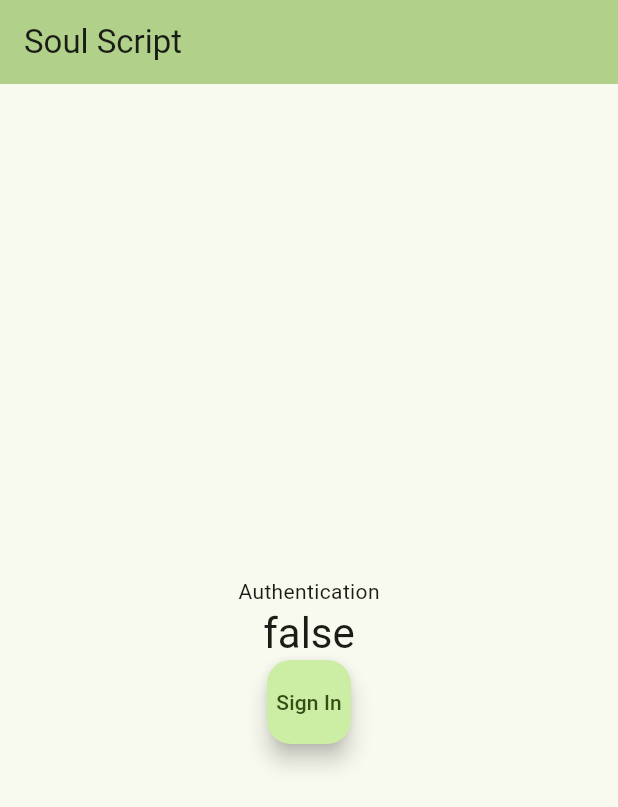
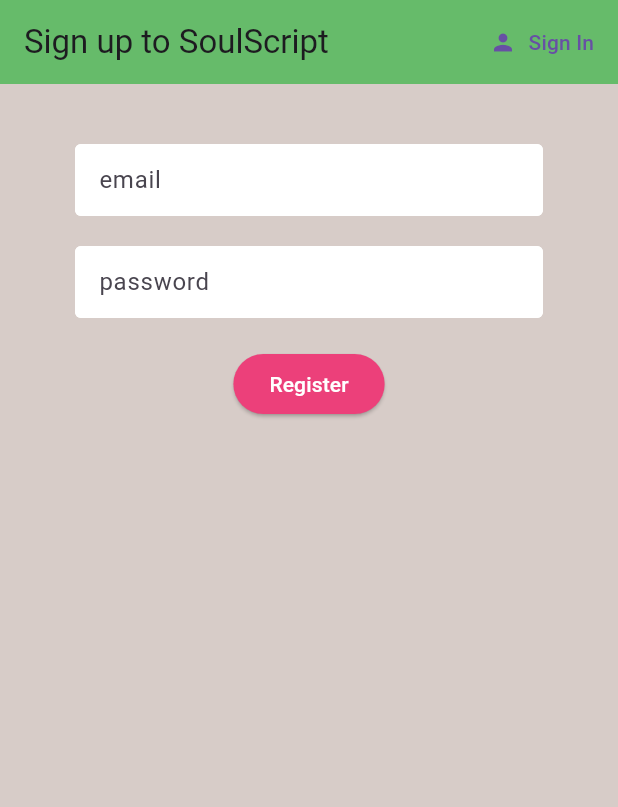
Before and after one commit to 1DS22CS223-SUPRIYAR/SoulScript, a Flutter app: the screen it shows after launch, on a phone screen of 412 x 824 dp. Shown: the top 807 px of the screen. Run offline on Flutter 3.47's test engine with Material 3 defaults, Android fonts, the phone set to English and light mode, and no system bars; our stand-ins replace cloud_firestore, firebase_auth, firebase_core, flutter_spinkit; accounts and stored records are empty.

Commit message:
Authentication_v1

```diff
--- a/lib/main.dart
+++ b/lib/main.dart
@@ -1,125 +1,36 @@
+import 'package:firebase_core/firebase_core.dart';
 import 'package:flutter/material.dart';
-import 'package:firebase_core/firebase_core.dart';
-import 'firebase_options.dart';
-void main(){
+import 'package:provider/provider.dart';
+import 'package:soulscript/models/user.dart';  // User model path
+import 'package:soulscript/screens/authenticate/authenticate.dart';
+// import 'package:soulscript/screens/home/home.dart';  // Home screen path
+
+void main() async {
   WidgetsFlutterBinding.ensureInitialized();
-  Firebase.initializeApp(
-    options: DefaultFirebaseOptions.currentPlatform,
-  );
-  runApp(const MyApp());
+  await Firebase.initializeApp();  // Initialize Firebase
+  runApp(MyApp());
 }
 
 class MyApp extends StatelessWidget {
-  const MyApp({super.key});
-
-  // This widget is the root of the application.
   @override
   Widget build(BuildContext context) {
     return MaterialApp(
-      title: 'SoulScript',
-      theme: ThemeData(
-        // Theme of the application
-        colorScheme: ColorScheme.fromSeed(seedColor: Colors.lightGreen),
-        useMaterial3: true,
-      ),
-      home: const MyHomePage(title: 'Soul Script'),
+      home: Wrapper(),
     );
   }
 }
 
-class MyHomePage extends StatefulWidget {
-  const MyHomePage({super.key, required this.title});
-
-  // This widget is the home page of the application. It is stateful, meaning
-  // that it has a State object (defined below) that contains fields that affect
-  // how it looks.
-
-  // This class is the configuration for the state. It holds the values (in this
-  // case the title) provided by the parent (in this case the App widget) and
-  // used by the build method of the State. Fields in a Widget subclass are
-  // always marked "final".
-
-  final String title;
-
-  @override
-  State<MyHomePage> createState() => _MyHomePageState();
-}
-
-class _MyHomePageState extends State<MyHomePage> {
-  bool signed_in = false;
-  String btn = "Sign In";
-
-  void _update_status() {
-    setState(() {
-      // This call to setState tells the Flutter framework that something has
-      // changed in this State, which causes it to rerun the build method below
-      // so that the display can reflect the updated values. If we changed
-      // _counter without calling setState(), then the build method would not be
-      // called again, and so nothing would appear to happen.
-      if ((signed_in) == true) {
-        btn = 'Sign Out';
-        signed_in = false;
-      }
-      else{
-        btn = 'Sign In';
-        signed_in = true;
-      }
-    });
-  }
-
+class Wrapper extends StatelessWidget {
   @override
   Widget build(BuildContext context) {
-    // This method is rerun every time setState is called, for instance as done
-    // by the _incrementCounter method above.
-    //
-    // The Flutter framework has been optimized to make rerunning build methods
-    // fast, so that you can just rebuild anything that needs updating rather
-    // than having to individually change instances of widgets.
-    return Scaffold(
-      appBar: AppBar(
-        // TRY THIS: Try changing the color here to a specific color (to
-        // Colors.amber, perhaps?) and trigger a hot reload to see the AppBar
-        // change color while the other colors stay the same.
-        backgroundColor: Theme.of(context).colorScheme.inversePrimary,
-        // Here we take the value from the MyHomePage object that was created by
-        // the App.build method, and use it to set our appbar title.
-        title: Text(widget.title),
-      ),
-      body: Center(
-        // Center is a layout widget. It takes a single child and positions it
-        // in the middle of the parent.
-        child: Column(
-          // Column is also a layout widget. It takes a list of children and
-          // arranges them vertically. By default, it sizes itself to fit its
-          // children horizontally, and tries to be as tall as its parent.
-          //
-          // Column has various properties to control how it sizes itself and
-          // how it positions its children. Here we use mainAxisAlignment to
-          // center the children vertically; the main axis here is the vertical
-          // axis because Columns are vertical (the cross axis would be
-          // horizontal).
-          //
-          // TRY THIS: Invoke "debug painting" (choose the "Toggle Debug Paint"
-          // action in the IDE, or press "p" in the console), to see the
-          // wireframe for each widget.
-          mainAxisAlignment: MainAxisAlignment.center,
-          children: <Widget>[
-            const Text(
-              'Authentication',
-            ),
-            Text(
-              '$signed_in',
-              style: Theme.of(context).textTheme.headlineMedium,
-            ),
-            FloatingActionButton(
-              onPressed: _update_status,
-              tooltip: 'Sign In',
-              child: Text('$btn',),
-            ),
-          ],
-        ),
-      ),
-      // This trailing comma makes auto-formatting nicer for build methods.
-    );
+    // Access the user from the provider
+    final user = Provider.of<AppUser?>(context);
+
+    // Return either the Home or Authenticate widget based on the user state
+    if (user == null) {
+      return Authenticate();  // Show Authenticate screen if no user is logged in
+    } else {
+      return Authenticate();  // Replace with your actual home screen widget
+    }
   }
 }
--- /dev/null
+++ b/lib/models/user.dart
@@ -0,0 +1,14 @@
+class AppUser {
+  final String? uid;  // Make `uid` nullable
+
+  AppUser({this.uid});  // Constructor with nullable `uid`
+}
+
+class UserData {
+  final String? uid;  // Make `uid` nullable
+  final String? name;  // Make `name` nullable
+  final String? sugars;  // Make `sugars` nullable
+  final int? strength;  // Make `strength` nullable
+
+  UserData({this.uid, this.name, this.sugars, this.strength});  // Constructor with nullable parameters
+}
--- /dev/null
+++ b/lib/screens/authenticate/authenticate.dart
@@ -0,0 +1,26 @@
+import 'package:soulscript/screens/authenticate/register.dart';
+import 'package:soulscript/screens/authenticate/sign_in.dart';
+import 'package:flutter/material.dart';
+
+class Authenticate extends StatefulWidget {
+  @override
+  _AuthenticateState createState() => _AuthenticateState();
+}
+
+class _AuthenticateState extends State<Authenticate> {
+
+  bool showSignIn = false;
+  void toggleView(){
+    //print(showSignIn.toString());
+    setState(() => showSignIn = !showSignIn);
+  }
+
+  @override
+  Widget build(BuildContext context) {
+    if (showSignIn) {
+      return SignIn(toggleView:  toggleView);
+    } else {
+      return Register(toggleView:  toggleView);
+    }
+  }
+}
--- /dev/null
+++ b/lib/screens/authenticate/register.dart
@@ -0,0 +1,104 @@
+import 'package:soulscript/services/auth.dart';
+import 'package:soulscript/shared/constants.dart';
+import 'package:soulscript/shared/loading.dart';
+import 'package:flutter/material.dart';
+
+class Register extends StatefulWidget {
+
+  final Function? toggleView;
+
+  const Register({this.toggleView, Key? key}) : super(key: key);
+
+  @override
+  _RegisterState createState() => _RegisterState();
+}
+
+class _RegisterState extends State<Register> {
+
+  final AuthService _auth = AuthService();
+  final _formKey = GlobalKey<FormState>();
+  String error = '';
+  bool loading = false;
+
+  // text field state
+  String email = '';
+  String password = '';
+
+  @override
+  Widget build(BuildContext context) {
+    return loading ? Loading() : Scaffold(
+      backgroundColor: Colors.brown[100],
+      appBar: AppBar(
+        backgroundColor: Colors.green[400],
+        elevation: 0.0,
+        title: Text('Sign up to SoulScript'),
+        actions: <Widget>[
+          TextButton.icon(
+            icon: Icon(Icons.person),
+            label: Text('Sign In'),
+            onPressed: () => widget.toggleView?.call(),
+          ),
+        ],
+      ),
+      body: Container(
+        padding: EdgeInsets.symmetric(vertical: 20.0, horizontal: 50.0),
+        child: Form(
+          key: _formKey,
+          child: Column(
+            children: <Widget>[
+              SizedBox(height: 20.0),
+              TextFormField(
+                decoration: textInputDecoration.copyWith(hintText: 'email'),
+                validator: (val) => val?.isEmpty ?? true ? 'Enter an email' : null,
+                onChanged: (val) {
+                  setState(() => email = val);
+                },
+              ),
+              SizedBox(height: 20.0),
+              TextFormField(
+                decoration: textInputDecoration.copyWith(hintText: 'password'),
+                obscureText: true,
+                validator: (val) {
+                  if (val == null || val.length < 6) {
+                    return 'Enter a password 6+ chars long';
+                  }
+                  return null;
+                },
+                onChanged: (val) {
+                  setState(() => password = val);
+                },
+              ),
+              SizedBox(height: 20.0),
+              ElevatedButton(
+                style: ElevatedButton.styleFrom(
+                  backgroundColor: Colors.pink[400], // Correct property for background color
+                ),
+                child: Text(
+                  'Register',
+                  style: TextStyle(color: Colors.white),
+                ),
+                onPressed: () async {
+                  if (_formKey.currentState!.validate()) {
+                    setState(() => loading = true);
+                    dynamic result = await _auth.registerWithEmailAndPassword(email, password);
+                    if (result == null) {
+                      setState(() {
+                        loading = false;
+                        error = 'Please supply a valid email';
+                      });
+                    }
+                  }
+                },
+              ),
+              SizedBox(height: 12.0),
+              Text(
+                error,
+                style: TextStyle(color: Colors.green, fontSize: 14.0),
+              )
+            ],
+          ),
+        ),
+      ),
+    );
+  }
+}
--- /dev/null
+++ b/lib/screens/wrapper.dart
@@ -0,0 +1,20 @@
+import 'package:soulscript/screens/authenticate/authenticate.dart';
+import 'package:flutter/material.dart';
+
+// Assuming you have a Home widget or an authenticated view.
+// import 'package:soulscript/screens/home/home.dart';
+
+class Wrapper extends StatelessWidget {
+  @override
+  Widget build(BuildContext context) {
+    // Simulate user being null or not. Replace this with actual logic for checking user.
+    final user = null; // Or some actual logic to fetch the current user.
+
+    // Ensure the method always returns a Widget.
+    if (user == null) {
+      return Authenticate();
+    } else {
+      return Authenticate(); // Make sure to replace this with your actual authenticated view widget.
+    }
+  }
+}
--- /dev/null
+++ b/lib/shared/constants.dart
@@ -0,0 +1,13 @@
+import 'package:flutter/material.dart';
+
+const textInputDecoration = InputDecoration(
+  fillColor: Colors.white,
+  filled: true,
+  contentPadding: EdgeInsets.all(12.0),
+  enabledBorder: OutlineInputBorder(
+    borderSide: BorderSide(color: Colors.white, width: 2.0),
+  ),
+  focusedBorder: OutlineInputBorder(
+    borderSide: BorderSide(color: Colors.pink, width: 2.0),
+  ),
+);
--- a/pubspec.yaml
+++ b/pubspec.yaml
@@ -39,6 +39,8 @@
   firebase_auth: ^5.3.3
   cloud_firestore: ^5.5.0
   firebase_storage: ^12.3.6
+  flutter_spinkit: ^5.2.0
+  provider: ^6.1.2
 
 dev_dependencies:
   flutter_test:
```
Also changed, not shown: lib/models/brew.dart (added, +8 -0 lines), lib/screens/authenticate/sign_in.dart (added, +108 -0 lines), lib/services/auth.dart (added, +66 -0 lines), lib/services/database.dart (added, +54 -0 lines), lib/shared/loading.dart (added, +17 -0 lines), pubspec.lock, 1 other file.
